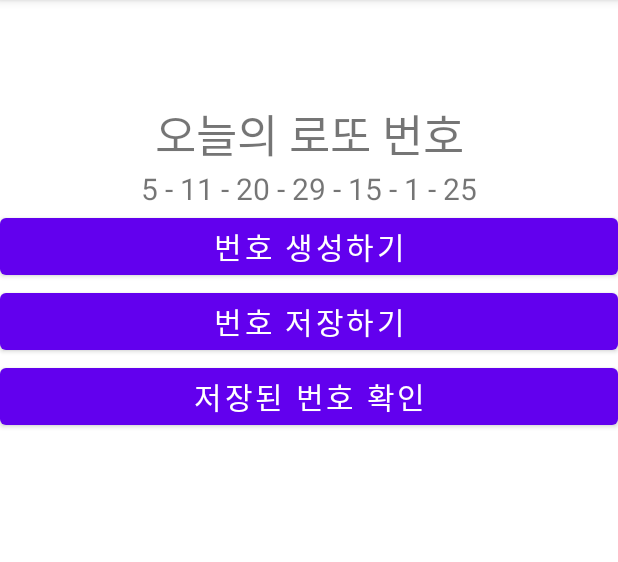
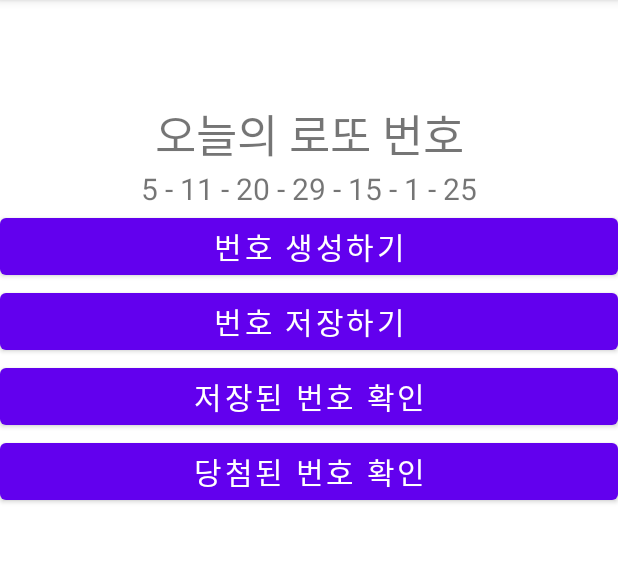
Before and after one commit to printyeon/Summer-Android-Study, an Android app: the screen it shows after launch (MainActivity), on a phone screen of 412 x 824 dp, the part 84-646 px from its top. Run offline under Robolectric (Android 15) with nearby library versions, the phone set to English and light mode, and no system bars.

Commit message:
당첨된 번호 확인하기

```diff
--- a/app/src/main/java/com/example/lotteryapp/MainActivity.kt
+++ b/app/src/main/java/com/example/lotteryapp/MainActivity.kt
@@ -2,8 +2,10 @@ package com.example.lotteryapp
 
 import android.content.Context
 import android.content.Intent
+import android.net.Uri
 import androidx.appcompat.app.AppCompatActivity
 import android.os.Bundle
+import android.view.View
 import android.widget.Button
 import android.widget.TextView
 
@@ -50,8 +52,13 @@ class MainActivity : AppCompatActivity() {
             startActivity(intent)
         }
 
+        findViewById<Button>(R.id.rightButton).setOnClickListener {
+            val intent = Intent(Intent.ACTION_VIEW,
+                Uri.parse("https://www.google.com/search?q=%EB%A1%9C%EB%98%90%EB%B2%88%ED%98%B8&oq=fhEhqjsgh&aqs=chrome.1.69i57j0i131i433i512j0i512l8.2225j0j15&sourceid=chrome&ie=UTF-8&safe=active&ssui=on"))
+            startActivity(intent)
+        }
+    }
 
-    }
 
     fun generateRandomLottoNum(count:Int, sep:String = "-" ):String{
         var lottoNum = "" //그냥 새로운 문자열 만들기
--- a/app/src/main/res/layout/activity_main.xml
+++ b/app/src/main/res/layout/activity_main.xml
@@ -45,4 +45,12 @@
         android:textSize="20dp"
         android:gravity="center" />
 
+    <Button
+        android:id="@+id/rightButton"
+        android:layout_width="match_parent"
+        android:layout_height="wrap_content"
+        android:text="당첨된 번호 확인"
+        android:textSize="20dp"
+        android:gravity="center" />
+
 </LinearLayout>
```
